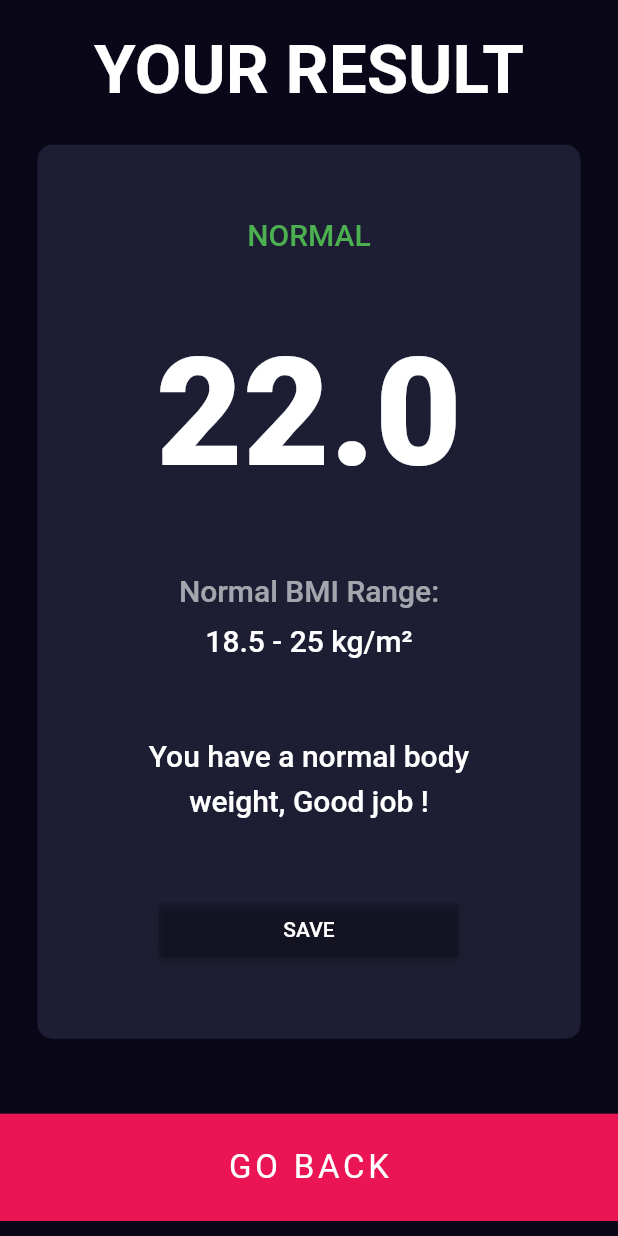
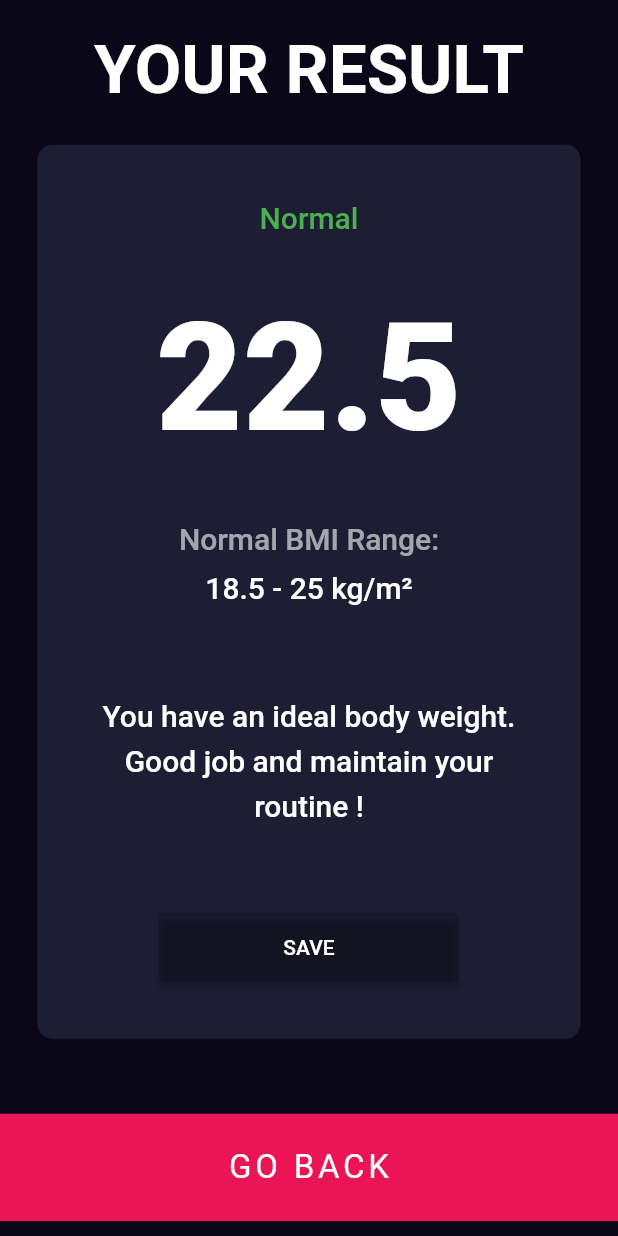
Before and after one commit to hanut/beeMI, a Flutter app: the screen it shows after launch, after a tap on "CALCULATE", on a phone screen of 412 x 824 dp. Run offline on Flutter 3.47's test engine with Material 2 defaults, Android fonts, the phone set to English and light mode, and no system bars; our stand-ins replace font_awesome_flutter.

Commit message:
Finished the app!

```diff
--- /dev/null
+++ b/lib/bmi_report.dart
@@ -0,0 +1,45 @@
+import 'dart:math';
+
+import 'package:flutter/material.dart';
+
+class BmiReport {
+  double _bmi = 0;
+
+  BmiReport({required int height, required int weight}) {
+    _bmi = (weight / pow(height * 0.01, 2));
+  }
+
+  String get bmi {
+    return _bmi.toStringAsFixed(1);
+  }
+
+  String get message {
+    if (_bmi > 25) {
+      return "Overweight";
+    } else if (_bmi > 18.5) {
+      return "Normal";
+    } else {
+      return "Underweight";
+    }
+  }
+
+  String get interpretation {
+    if (_bmi > 25) {
+      return "You have a higher than normal body weight. Try to eat healthy and exercise more";
+    } else if (_bmi > 18.5) {
+      return "You have an ideal body weight. Good job and maintain your routine !";
+    } else {
+      return "You have a lower than normal body weight. You should eat more & try weight training to gain muscle mass.";
+    }
+  }
+
+  Color get color {
+    if (_bmi > 25) {
+      return Colors.red;
+    } else if (_bmi > 18.5) {
+      return Colors.green;
+    } else {
+      return Colors.deepPurple;
+    }
+  }
+}
--- /dev/null
+++ b/lib/components/app_page.dart
@@ -0,0 +1,28 @@
+import 'package:flutter/material.dart';
+
+class AppPage extends StatelessWidget {
+  final List<Widget>? children;
+  final String label;
+
+  const AppPage({
+    Key? key,
+    this.children,
+    this.label = "BMI CALCULATOR",
+  }) : super(key: key);
+
+  @override
+  Widget build(BuildContext context) {
+    return SafeArea(
+      child: Scaffold(
+        appBar: AppBar(
+          title: Text(label),
+        ),
+        // drawer: const NavDrawer(),
+        body: Column(
+          crossAxisAlignment: CrossAxisAlignment.stretch,
+          children: children ?? [],
+        ),
+      ),
+    );
+  }
+}
--- a/lib/bottom_button.dart
+++ b/lib/components/bottom_button.dart
@@ -1,6 +1,5 @@
+import 'package:bmi/constants.dart';
 import 'package:flutter/material.dart';
-
-import 'constants.dart';
 
 class BottomButton extends StatelessWidget {
   final String label;
--- a/lib/counter_card.dart
+++ b/lib/components/counter_card.dart
@@ -1,7 +1,7 @@
 import 'package:flutter/cupertino.dart';
 import 'package:font_awesome_flutter/font_awesome_flutter.dart';
 
-import 'constants.dart';
+import '../constants.dart';
 import 'round_icon_button.dart';
 import 'simple_card.dart';
 
--- a/lib/icon_content.dart
+++ b/lib/components/icon_content.dart
@@ -1,6 +1,6 @@
 import 'package:flutter/widgets.dart';
 
-import 'constants.dart';
+import '../constants.dart';
 
 class IconContent extends StatelessWidget {
   final IconData icon;
--- a/lib/nav_list_tile.dart
+++ b/lib/components/nav_list_tile.dart
@@ -1,6 +1,6 @@
 import 'package:flutter/material.dart';
 
-import 'constants.dart';
+import '../constants.dart';
 
 class NavListTile extends StatelessWidget {
   final String label;
@@ -25,8 +25,7 @@ class NavListTile extends StatelessWidget {
         width: double.infinity,
         height: 80,
       ),
-      fillColor:
-          isSelected ? kColorAccent : kCardBGDarkInactive,
+      fillColor: isSelected ? kColorAccent : kCardBGDarkInactive,
       child: Row(
         mainAxisAlignment: MainAxisAlignment.spaceAround,
         children: [
--- a/lib/constants.dart
+++ b/lib/constants.dart
@@ -1,4 +1,4 @@
-import 'package:flutter/cupertino.dart';
+import 'package:flutter/material.dart';
 
 /// -------------------------------
 /// Color & Theme Constants
--- a/lib/input_page.dart
+++ /dev/null
@@ -1,180 +0,0 @@
-import 'package:flutter/material.dart';
-import 'package:font_awesome_flutter/font_awesome_flutter.dart';
-
-import 'bottom_button.dart';
-import 'constants.dart';
-import 'counter_card.dart';
-import 'enums.dart';
-import 'icon_content.dart';
-import 'nav_drawer.dart';
-import 'simple_card.dart';
-
-class InputPage extends StatefulWidget {
-  const InputPage({Key? key}) : super(key: key);
-
-  @override
-  _InputPageState createState() => _InputPageState();
-}
-
-class _InputPageState extends State<InputPage> {
-  Gender gender = Gender.notSet;
-  int height = kDefaultHeight;
-  int weight = kDefaultWeight;
-  int age = kDefaultAge;
-
-  @override
-  Widget build(BuildContext context) {
-    return SafeArea(
-      child: Scaffold(
-        appBar: AppBar(
-          title: const Text('BMI CALCULATOR'),
-        ),
-        drawer: NavDrawer(),
-        body: Column(
-          crossAxisAlignment: CrossAxisAlignment.stretch,
-          children: [
-            Expanded(
-              child: Row(
-                children: [
-                  Expanded(
-                    child: SimpleCard(
-                      color: gender == Gender.male
-                          ? kCardBGDarkActive
-                          : kCardBGDarkInactive,
-                      child: const IconContent(
-                        icon: FontAwesomeIcons.mars,
-                        iconLabel: "MALE",
-                      ),
-                      onTap: () {
-                        setState(() {
-                          gender = Gender.male;
-                        });
-                      },
-                    ),
-                  ),
-                  Expanded(
-                    child: SimpleCard(
-                      color: gender == Gender.female
-                          ? kCardBGDarkActive
-                          : kCardBGDarkInactive,
-                      child: const IconContent(
-                        icon: FontAwesomeIcons.venus,
-                        iconLabel: "FEMALE",
-                      ),
-                      onTap: () {
-                        setState(() {
-                          gender = Gender.female;
-                        });
-                      },
-                    ),
-                  ),
-                ],
-              ),
-            ),
-            Expanded(
-              child: SimpleCard(
-                color: kCardBGDark,
-                child: Column(
-                  mainAxisAlignment: MainAxisAlignment.spaceEvenly,
-                  children: [
-                    const Text(
-                      "HEIGHT",
-                      style: kIconLabelStyle,
-                    ),
-                    Row(
-                      mainAxisAlignment: MainAxisAlignment.center,
-                      crossAxisAlignment: CrossAxisAlignment.baseline,
-                      textBaseline: TextBaseline.alphabetic,
-                      children: [
-                        Text(
-                          height.toString(),
-                          style: kValueLabelStyle,
-                        ),
-                        const SizedBox(width: 10),
-                        const Text(
-                          "cm",
-                          style: kIconLabelStyle,
-                        ),
-                      ],
-                    ),
-                    SliderTheme(
-                      data: SliderTheme.of(context).copyWith(
-                        thumbShape:
-                            const RoundSliderThumbShape(enabledThumbRadius: 15),
-                        overlayShape:
-                            const RoundSliderOverlayShape(overlayRadius: 30),
-                        overlayColor: kColorAccent.withAlpha(50),
-                        thumbColor: kColorAccent,
-                        activeTrackColor: Colors.white,
-                        inactiveTrackColor: kColorInactive,
-                      ),
-                      child: Slider(
-                        value: height.toDouble(),
-                        min: kMinHeight,
-                        max: kMaxHeight,
-                        divisions: (kMaxHeight - kMinHeight).toInt(),
-                        onChanged: (newHeight) {
-                          setState(() {
-                            height = newHeight.round();
-                          });
-                        },
-                      ),
-                    )
-                  ],
-                ),
-              ),
-            ),
-            Expanded(
-              child: Row(
-                children: [
-                  Expanded(
-                    child: CounterCard(
-                      name: "WEIGHT",
-                      value: weight,
-                      units: "kg",
-                      onIncrement: () {
-                        if (weight == kMaxWeight) return;
-                        setState(() {
-                          ++weight;
-                        });
-                      },
-                      onDecrement: () {
-                        if (weight == kMinWeight) return;
-                        setState(() {
-                          --weight;
-                        });
-                      },
-                    ),
-                  ),
-                  Expanded(
-                    child: CounterCard(
-                      name: "AGE",
-                      value: age,
-                      units: "yr",
-                      onIncrement: () {
-                        if (age == kMaxAge) return;
-                        setState(() {
-                          ++age;
-                        });
-                      },
-                      onDecrement: () {
-                        if (age == kMinAge) return;
-                        setState(() {
-                          --age;
-                        });
-                      },
-                    ),
-                  ),
-                ],
-              ),
-            ),
-            BottomButton(
-              onTap: () => {Navigator.pushNamed(context, '/results')},
-              label: "CALCULATE",
-            ),
-          ],
-        ),
-      ),
-    );
-  }
-}
--- a/lib/main.dart
+++ b/lib/main.dart
@@ -1,8 +1,10 @@
 import 'package:flutter/material.dart';
 
 import 'constants.dart';
-import 'input_page.dart';
-import 'results_page.dart';
+import 'pages/account_page.dart';
+import 'pages/history_page.dart';
+import 'pages/input_page.dart';
+import 'pages/results_page.dart';
 
 void main() {
   runApp(const BMICalculator());
@@ -26,9 +28,8 @@ class BMICalculator extends StatelessWidget {
       routes: {
         '/': (context) => const InputPage(),
         '/results': (context) => const ResultsPage(),
-        '/account': (context) =>
-            Container(child: const Text("Account & Profile")),
-        '/history': (context) => Container(child: const Text("BMI History")),
+        '/account': (context) => const HistoryPage(),
+        '/history': (context) => const AccountPage(),
       },
     );
   }
--- /dev/null
+++ b/lib/pages/input_page.dart
@@ -0,0 +1,175 @@
+import 'package:bmi/bmi_report.dart';
+import 'package:bmi/components/app_page.dart';
+import 'package:flutter/material.dart';
+import 'package:font_awesome_flutter/font_awesome_flutter.dart';
+
+import '../components//bottom_button.dart';
+import '../components/counter_card.dart';
+import '../components/icon_content.dart';
+import '../components/simple_card.dart';
+import '../constants.dart';
+import '../enums.dart';
+
+class InputPage extends StatefulWidget {
+  const InputPage({Key? key}) : super(key: key);
+
+  @override
+  _InputPageState createState() => _InputPageState();
+}
+
+class _InputPageState extends State<InputPage> {
+  Gender gender = Gender.notSet;
+  int height = kDefaultHeight;
+  int weight = kDefaultWeight;
+  int age = kDefaultAge;
+
+  @override
+  Widget build(BuildContext context) {
+    return AppPage(
+      children: [
+        Expanded(
+          child: Row(
+            children: [
+              Expanded(
+                child: SimpleCard(
+                  color: gender == Gender.male
+                      ? kCardBGDarkActive
+                      : kCardBGDarkInactive,
+                  child: const IconContent(
+                    icon: FontAwesomeIcons.mars,
+                    iconLabel: "MALE",
+                  ),
+                  onTap: () {
+                    setState(() {
+                      gender = Gender.male;
+                    });
+                  },
+                ),
+              ),
+              Expanded(
+                child: SimpleCard(
+                  color: gender == Gender.female
+                      ? kCardBGDarkActive
+                      : kCardBGDarkInactive,
+                  child: const IconContent(
+                    icon: FontAwesomeIcons.venus,
+                    iconLabel: "FEMALE",
+                  ),
+                  onTap: () {
+                    setState(() {
+                      gender = Gender.female;
+                    });
+                  },
+                ),
+              ),
+            ],
+          ),
+        ),
+        Expanded(
+          child: SimpleCard(
+            color: kCardBGDark,
+            child: Column(
+              mainAxisAlignment: MainAxisAlignment.spaceEvenly,
+              children: [
+                const Text(
+                  "HEIGHT",
+                  style: kIconLabelStyle,
+                ),
+                Row(
+                  mainAxisAlignment: MainAxisAlignment.center,
+                  crossAxisAlignment: CrossAxisAlignment.baseline,
+                  textBaseline: TextBaseline.alphabetic,
+                  children: [
+                    Text(
+                      height.toString(),
+                      style: kValueLabelStyle,
+                    ),
+                    const SizedBox(width: 10),
+                    const Text(
+                      "cm",
+                      style: kIconLabelStyle,
+                    ),
+                  ],
+                ),
+                SliderTheme(
+                  data: SliderTheme.of(context).copyWith(
+                    thumbShape:
+                        const RoundSliderThumbShape(enabledThumbRadius: 15),
+                    overlayShape:
+                        const RoundSliderOverlayShape(overlayRadius: 30),
+                    overlayColor: kColorAccent.withAlpha(50),
+                    thumbColor: kColorAccent,
+                    activeTrackColor: Colors.white,
+                    inactiveTrackColor: kColorInactive,
+                  ),
+                  child: Slider(
+                    value: height.toDouble(),
+                    min: kMinHeight,
+                    max: kMaxHeight,
+                    divisions: (kMaxHeight - kMinHeight).toInt(),
+                    onChanged: (newHeight) {
+                      setState(() {
+                        height = newHeight.round();
+                      });
+                    },
+                  ),
+                )
+              ],
+            ),
+          ),
+        ),
+        Expanded(
+          child: Row(
+            children: [
+              Expanded(
+                child: CounterCard(
+                  name: "WEIGHT",
+                  value: weight,
+                  units: "kg",
+                  onIncrement: () {
+                    if (weight == kMaxWeight) return;
+                    setState(() {
+                      ++weight;
+                    });
+                  },
+                  onDecrement: () {
+                    if (weight == kMinWeight) return;
+                    setState(() {
+                      --weight;
+                    });
+                  },
+                ),
+              ),
+              Expanded(
+                child: CounterCard(
+                  name: "AGE",
+                  value: age,
+                  units: "yr",
+                  onIncrement: () {
+                    if (age == kMaxAge) return;
+                    setState(() {
+                      ++age;
+                    });
+                  },
+                  onDecrement: () {
+                    if (age == kMinAge) return;
+                    setState(() {
+                      --age;
+                    });
+                  },
+                ),
+              ),
+            ],
+          ),
+        ),
+        BottomButton(
+          onTap: () {
+            BmiReport report = BmiReport(height: height, weight: weight);
+            Navigator.pushNamed(context, '/results', arguments: report);
+          },
+          label: "CALCULATE",
+        ),
+      ],
+    );
+  }
+}
--- a/lib/results_page.dart
+++ b/lib/pages/results_page.dart
@@ -1,19 +1,17 @@
-import 'package:bmi/bottom_button.dart';
 import 'package:flutter/material.dart';
 
-import 'constants.dart';
-import 'simple_card.dart';
+import '../bmi_report.dart';
+import '../components/bottom_button.dart';
+import '../components/simple_card.dart';
+import '../constants.dart';
 
 class ResultsPage extends StatelessWidget {
-  final double bmi;
-
-  const ResultsPage({
-    Key? key,
-    this.bmi = 22,
-  }) : super(key: key);
+  const ResultsPage({Key? key}) : super(key: key);
 
   @override
   Widget build(BuildContext context) {
+    final report = ModalRoute.of(context)!.settings.arguments as BmiReport;
+
     return SafeArea(
       child: Scaffold(
         body: Column(
@@ -48,16 +46,15 @@ class ResultsPage extends StatelessWidget {
                   crossAxisAlignment: CrossAxisAlignment.center,
                   children: [
                     Text(
-                      "NORMAL",
+                      report.message,
                       style: TextStyle(
                         fontSize: 20,
                         fontWeight: FontWeight.w500,
-                        color:
-                            bmi > 25 || bmi < 18.5 ? Colors.red : Colors.green,
+                        color: report.color,
                       ),
                     ),
                     Text(
-                      bmi.toStringAsFixed(1),
+                      report.bmi,
                       style: const TextStyle(
                         fontSize: 100,
                         fontWeight: FontWeight.w900,
@@ -83,12 +80,15 @@ class ResultsPage extends StatelessWidget {
                         ),
                       ],
                     ),
-                    const SizedBox(
-                      width: 250,
+                    Container(
+                      padding: const EdgeInsets.symmetric(
+                        vertical: 20,
+                        horizontal: 40,
+                      ),
                       child: Text(
-                        "You have a normal body weight, Good job !",
+                        report.interpretation,
                         textAlign: TextAlign.center,
-                        style: TextStyle(
+                        style: const TextStyle(
                           fontSize: 20,
                           fontWeight: FontWeight.w500,
                           height: 1.5,
@@ -98,10 +98,12 @@ class ResultsPage extends StatelessWidget {
                     MaterialButton(
                       minWidth: 200,
                       color: kPrimaryDark.withAlpha(50),
-                      child: Text("SAVE"),
-                      onPressed: () => print(
-                        "saveToCloud()",
+                      child: const Padding(
+                        padding:
+                            EdgeInsets.symmetric(vertical: 15, horizontal: 20),
+                        child: Text("SAVE"),
                       ),
+                      onPressed: () => {},
                     ),
                   ],
                 ),
```
Also changed, not shown: lib/components/nav_drawer.dart (renamed from lib/nav_drawer.dart, +8 -6 lines), lib/pages/account_page.dart (added, +15 -0 lines), lib/pages/history_page.dart (added, +16 -0 lines), lib/components/round_icon_button.dart (renamed from lib/round_icon_button.dart), lib/components/simple_card.dart (renamed from lib/simple_card.dart).
